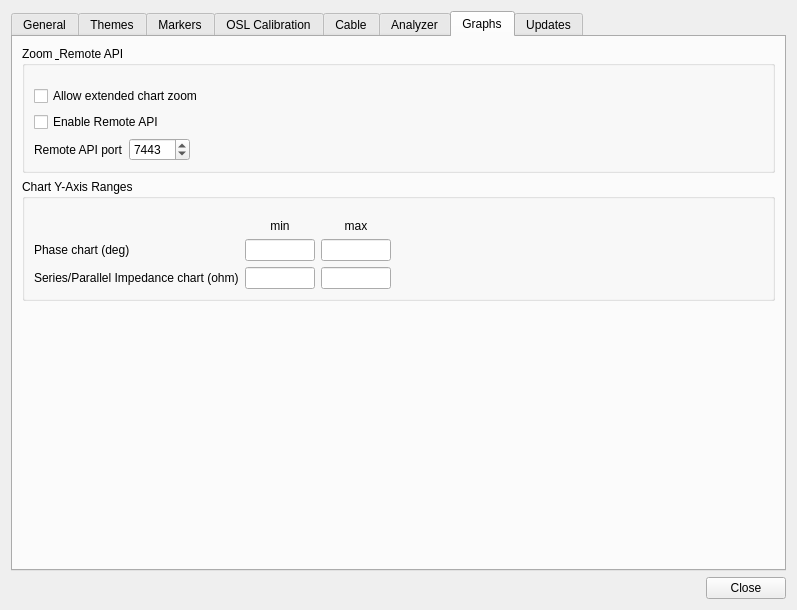
K4HEZ/AntScopeZ, file src/settings.ui: the form before one commit.
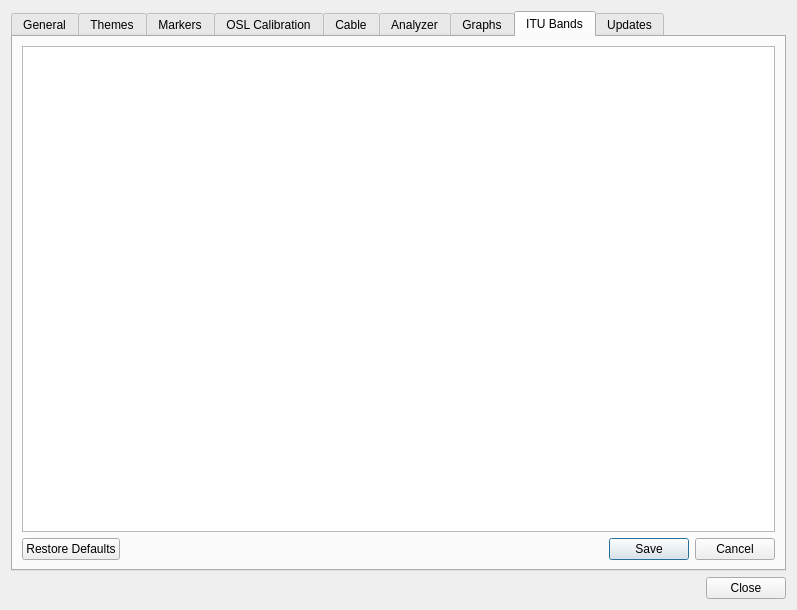
The form after the commit. The open tabs and pages were chosen to show the change. Custom widgets are drawn as their Qt base class.

Commit message: ITU Bands tab, Analyzer/Edit menu swap, Settings Esc-disables-menu fix

What changed in the file:
```diff
--- a/src/settings.ui
+++ b/src/settings.ui
@@ -2568,6 +2568,42 @@
        </item>
       </layout>
      </widget>
+     <widget class="QWidget" name="tabItuBands">
+      <attribute name="title">
+       <string>ITU Bands</string>
+      </attribute>
+      <layout class="QVBoxLayout" name="verticalLayout_ituBands">
+       <item>
+        <widget class="QTextEdit" name="ituBandsTextEdit">
+         <property name="sizePolicy">
+          <sizepolicy hsizetype="Expanding" vsizetype="Expanding">
+           <horstretch>0</horstretch>
+           <verstretch>0</verstretch>
+          </sizepolicy>
+         </property>
+         <property name="minimumSize">
+          <size>
+           <width>0</width>
+           <height>150</height>
+          </size>
+         </property>
+        </widget>
+       </item>
+       <item>
+        <widget class="QDialogButtonBox" name="ituBandsButtonBox">
+         <property name="orientation">
+          <enum>Qt::Orientation::Horizontal</enum>
+         </property>
+         <property name="standardButtons">
+          <set>QDialogButtonBox::StandardButton::Cancel|QDialogButtonBox::StandardButton::RestoreDefaults|QDialogButtonBox::StandardButton::Save</set>
+         </property>
+         <property name="centerButtons">
+          <bool>false</bool>
+         </property>
+        </widget>
+       </item>
+      </layout>
+     </widget>
      <widget class="QWidget" name="Updates">
       <attribute name="title">
        <string>Updates</string>
```
The commit also changes 12 other files.
